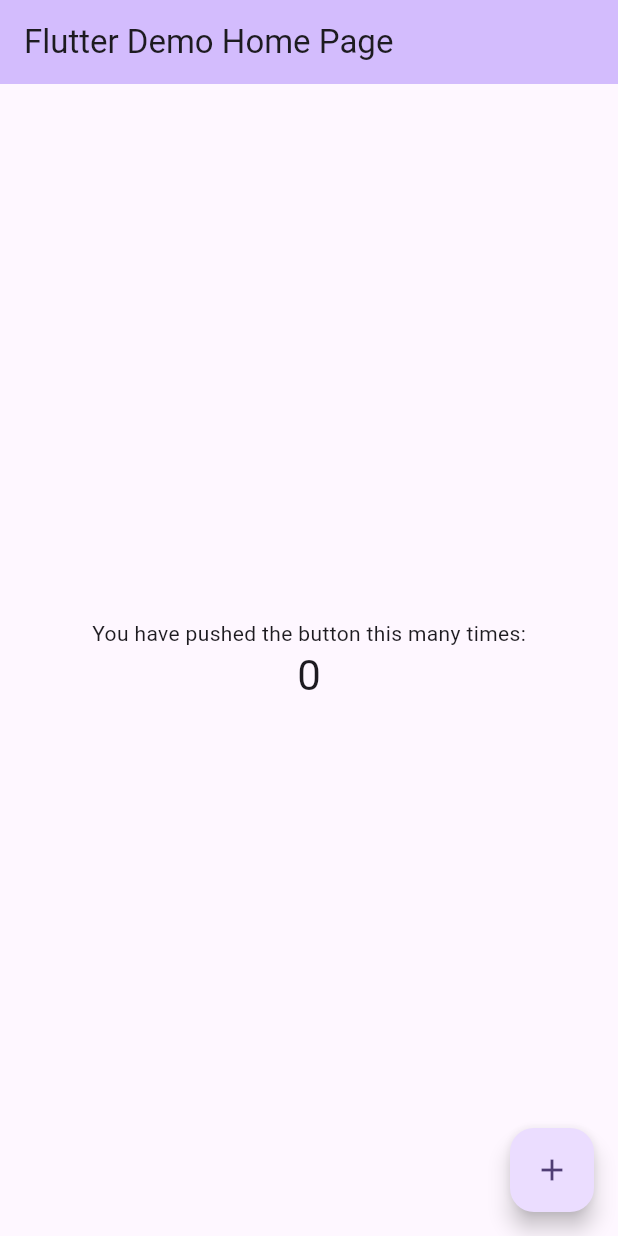
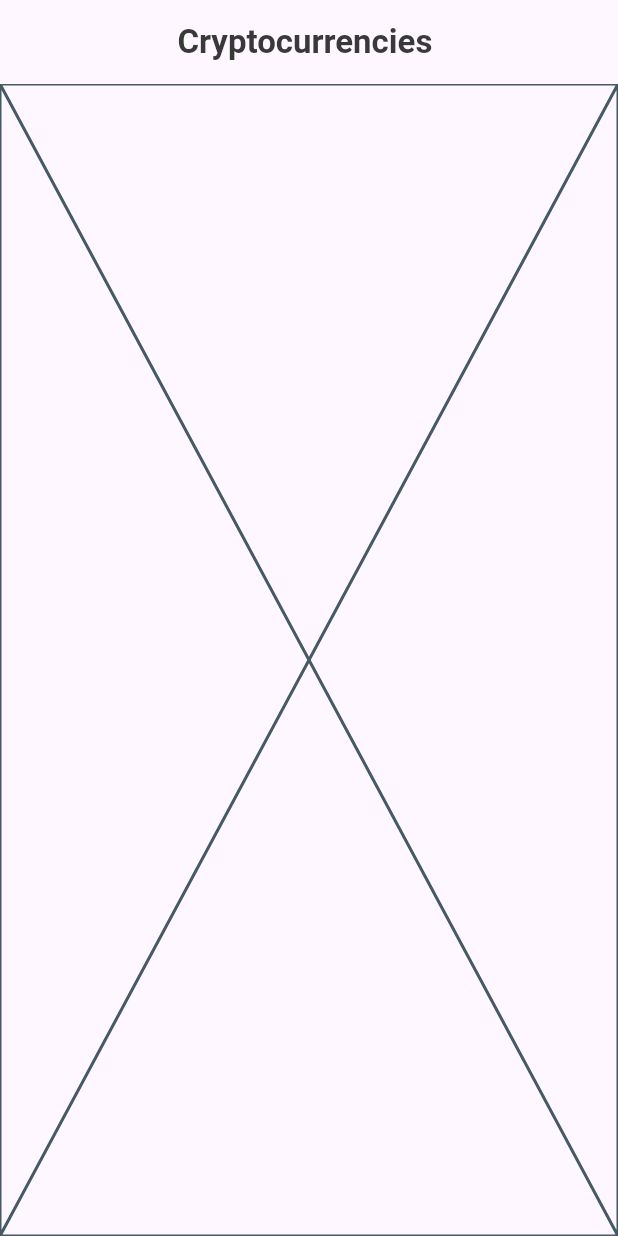
Before and after one commit to ahmedjamal22290/Cryptocurrency_price_mobile_app, a Flutter app: the screen it shows after launch, on a phone screen of 412 x 824 dp. Run offline on Flutter 3.47's test engine with Material 3 defaults, Android fonts, the light colour scheme and no system bars.

Commit message:
create home view and the app bar

```diff
--- /dev/null
+++ b/lib/components/home_view_body.dart
@@ -0,0 +1,10 @@
+import 'package:flutter/material.dart';
+
+class HomeViewBody extends StatelessWidget {
+  const HomeViewBody({super.key});
+
+  @override
+  Widget build(BuildContext context) {
+    return const Placeholder();
+  }
+}
--- a/lib/main.dart
+++ b/lib/main.dart
@@ -1,125 +1,18 @@
+import 'package:cryptocurrency_app/views/home_view.dart';
 import 'package:flutter/material.dart';
 
 void main() {
-  runApp(const MyApp());
+  runApp(const Crypto());
 }
 
-class MyApp extends StatelessWidget {
-  const MyApp({super.key});
+class Crypto extends StatelessWidget {
+  const Crypto({super.key});
 
-  // This widget is the root of your application.
   @override
   Widget build(BuildContext context) {
-    return MaterialApp(
-      title: 'Flutter Demo',
-      theme: ThemeData(
-        // This is the theme of your application.
-        //
-        // TRY THIS: Try running your application with "flutter run". You'll see
-        // the application has a purple toolbar. Then, without quitting the app,
-        // try changing the seedColor in the colorScheme below to Colors.green
-        // and then invoke "hot reload" (save your changes or press the "hot
-        // reload" button in a Flutter-supported IDE, or press "r" if you used
-        // the command line to start the app).
-        //
-        // Notice that the counter didn't reset back to zero; the application
-        // state is not lost during the reload. To reset the state, use hot
-        // restart instead.
-        //
-        // This works for code too, not just values: Most code changes can be
-        // tested with just a hot reload.
-        colorScheme: ColorScheme.fromSeed(seedColor: Colors.deepPurple),
-        useMaterial3: true,
-      ),
-      home: const MyHomePage(title: 'Flutter Demo Home Page'),
+    return const MaterialApp(
+      debugShowCheckedModeBanner: false,
+      home: HomeView(),
     );
   }
 }
-
-class MyHomePage extends StatefulWidget {
-  const MyHomePage({super.key, required this.title});
-
-  // This widget is the home page of your application. It is stateful, meaning
-  // that it has a State object (defined below) that contains fields that affect
-  // how it looks.
-
-  // This class is the configuration for the state. It holds the values (in this
-  // case the title) provided by the parent (in this case the App widget) and
-  // used by the build method of the State. Fields in a Widget subclass are
-  // always marked "final".
-
-  final String title;
-
-  @override
-  State<MyHomePage> createState() => _MyHomePageState();
-}
-
-class _MyHomePageState extends State<MyHomePage> {
-  int _counter = 0;
-
-  void _incrementCounter() {
-    setState(() {
-      // This call to setState tells the Flutter framework that something has
-      // changed in this State, which causes it to rerun the build method below
-      // so that the display can reflect the updated values. If we changed
-      // _counter without calling setState(), then the build method would not be
-      // called again, and so nothing would appear to happen.
-      _counter++;
-    });
-  }
-
-  @override
-  Widget build(BuildContext context) {
-    // This method is rerun every time setState is called, for instance as done
-    // by the _incrementCounter method above.
-    //
-    // The Flutter framework has been optimized to make rerunning build methods
-    // fast, so that you can just rebuild anything that needs updating rather
-    // than having to individually change instances of widgets.
-    return Scaffold(
-      appBar: AppBar(
-        // TRY THIS: Try changing the color here to a specific color (to
-        // Colors.amber, perhaps?) and trigger a hot reload to see the AppBar
-        // change color while the other colors stay the same.
-        backgroundColor: Theme.of(context).colorScheme.inversePrimary,
-        // Here we take the value from the MyHomePage object that was created by
-        // the App.build method, and use it to set our appbar title.
-        title: Text(widget.title),
-      ),
-      body: Center(
-        // Center is a layout widget. It takes a single child and positions it
-        // in the middle of the parent.
-        child: Column(
-          // Column is also a layout widget. It takes a list of children and
-          // arranges them vertically. By default, it sizes itself to fit its
-          // children horizontally, and tries to be as tall as its parent.
-          //
-          // Column has various properties to control how it sizes itself and
-          // how it positions its children. Here we use mainAxisAlignment to
-          // center the children vertically; the main axis here is the vertical
-          // axis because Columns are vertical (the cross axis would be
-          // horizontal).
-          //
-          // TRY THIS: Invoke "debug painting" (choose the "Toggle Debug Paint"
-          // action in the IDE, or press "p" in the console), to see the
-          // wireframe for each widget.
-          mainAxisAlignment: MainAxisAlignment.center,
-          children: <Widget>[
-            const Text(
-              'You have pushed the button this many times:',
-            ),
-            Text(
-              '$_counter',
-              style: Theme.of(context).textTheme.headlineMedium,
-            ),
-          ],
-        ),
-      ),
-      floatingActionButton: FloatingActionButton(
-        onPressed: _incrementCounter,
-        tooltip: 'Increment',
-        child: const Icon(Icons.add),
-      ), // This trailing comma makes auto-formatting nicer for build methods.
-    );
-  }
-}
--- /dev/null
+++ b/lib/views/home_view.dart
@@ -0,0 +1,23 @@
+import 'package:cryptocurrency_app/components/home_view_body.dart';
+import 'package:flutter/material.dart';
+
+class HomeView extends StatelessWidget {
+  const HomeView({super.key});
+
+  @override
+  Widget build(BuildContext context) {
+    return Scaffold(
+      appBar: AppBar(
+        centerTitle: true,
+        title: const Text(
+          "Cryptocurrencies ",
+          style: TextStyle(
+            color: Color(0xff39393a),
+            fontWeight: FontWeight.bold,
+          ),
+        ),
+      ),
+      body: const HomeViewBody(),
+    );
+  }
+}
```
